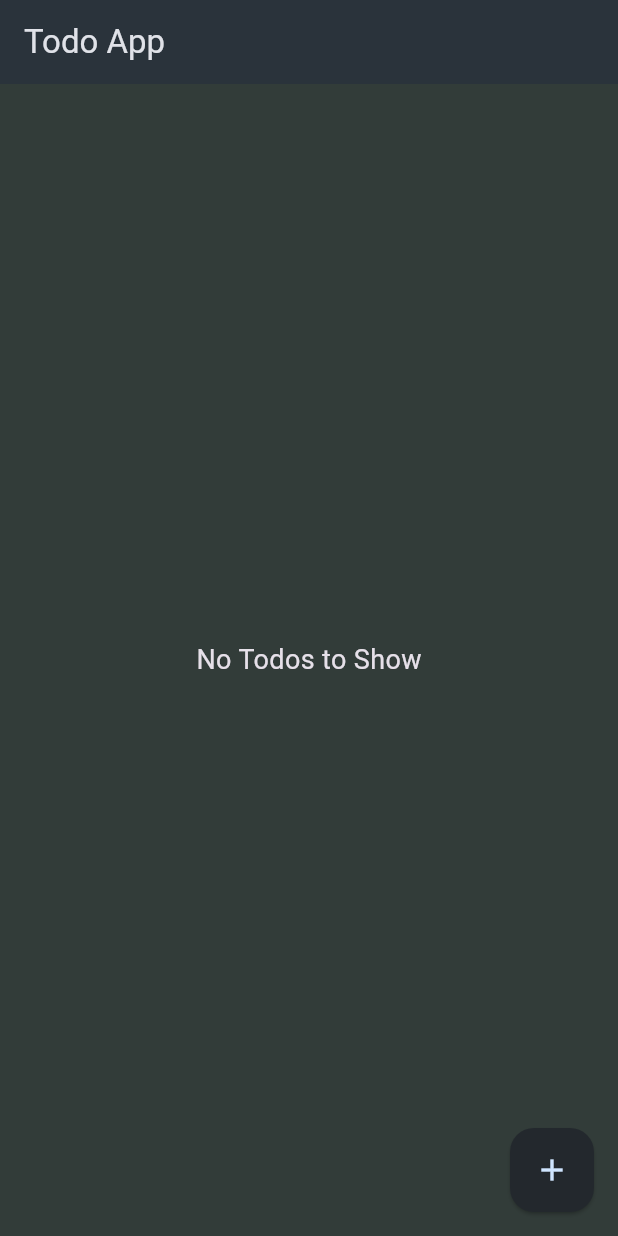
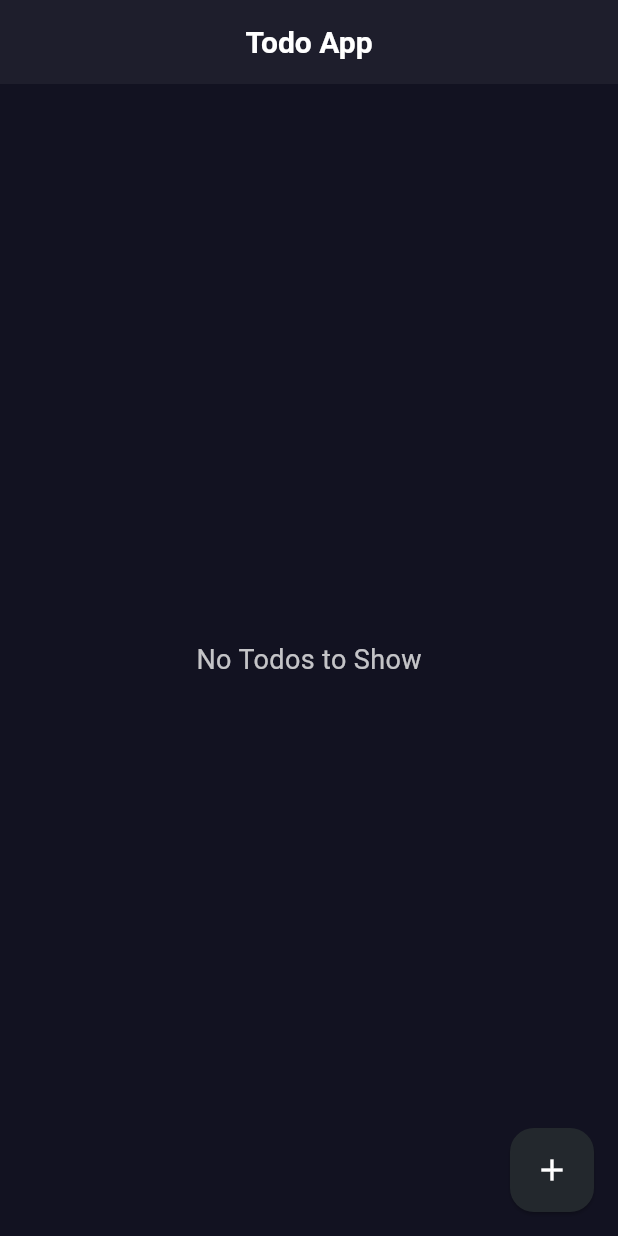
Before and after one commit to AtharvaParadkar/Todo-App, a Flutter app: the screen it shows after launch, on a phone screen of 412 x 824 dp. Run offline on Flutter 3.47's test engine with Material 3 defaults, Android fonts, the phone set to English and light mode, and no system bars.

```diff
--- a/lib/main.dart
+++ b/lib/main.dart
@@ -12,11 +12,73 @@ class MyApp extends StatelessWidget {
       debugShowCheckedModeBanner: false,
       theme: ThemeData.dark().copyWith(
         colorScheme: ColorScheme.fromSeed(
-          seedColor: const Color.fromARGB(255, 15, 149, 233),
+          seedColor:
+              const Color(0xFF6A5ACD), // Slate blue as the primary seed color
           brightness: Brightness.dark,
-          surface: const Color.fromARGB(255, 42, 51, 59),
+          primary: const Color(0xFF6A5ACD), // Slate blue
+          secondary: const Color(0xFF4B0082), // Indigo
+          surface: const Color(0xFF1E1E2C), // Deep dark blue-gray
+          error: const Color(0xFFCF6679), // Soft red for error states
         ),
-        scaffoldBackgroundColor: const Color.fromARGB(255, 50, 60, 57),
+        scaffoldBackgroundColor:
+            const Color(0xFF121221), // Matches background for cohesiveness
+        appBarTheme: const AppBarTheme(
+          backgroundColor: Color(0xFF1E1E2C),
+          elevation: 0,
+          centerTitle: true,
+          titleTextStyle: TextStyle(
+            color: Colors.white,
+            fontSize: 20,
+            fontWeight: FontWeight.w600,
+          ),
+        ),
+        textTheme: TextTheme(
+          bodyLarge: TextStyle(color: Colors.white.withOpacity(0.87)),
+          bodyMedium: TextStyle(color: Colors.white.withOpacity(0.75)),
+          titleLarge: const TextStyle(
+            color: Colors.white,
+            fontWeight: FontWeight.bold,
+          ),
+        ),
+        floatingActionButtonTheme: const FloatingActionButtonThemeData(
+          backgroundColor: Color(0xFF6A5ACD),
+          foregroundColor: Colors.white,
+        ),
+        cardTheme: CardTheme(
+          color: const Color(0xFF1E1E2C),
+          elevation: 4,
+          shape: RoundedRectangleBorder(
+            borderRadius: BorderRadius.circular(12),
+          ),
+        ),
+        elevatedButtonTheme: ElevatedButtonThemeData(
+          style: ElevatedButton.styleFrom(
+            backgroundColor: const Color(0xFF6A5ACD),
+            foregroundColor: Colors.white,
+            shape: RoundedRectangleBorder(
+              borderRadius: BorderRadius.circular(10),
+            ),
+          ),
+        ),
+        inputDecorationTheme: InputDecorationTheme(
+          filled: true,
+          fillColor: const Color(0xFF1E1E2C),
+          border: OutlineInputBorder(
+            borderRadius: BorderRadius.circular(12),
+            borderSide: BorderSide.none,
+          ),
+          enabledBorder: OutlineInputBorder(
+            borderRadius: BorderRadius.circular(12),
+            borderSide: BorderSide.none,
+          ),
+          focusedBorder: OutlineInputBorder(
+            borderRadius: BorderRadius.circular(12),
+            borderSide: const BorderSide(
+              color: Color(0xFF6A5ACD),
+              width: 2,
+            ),
+          ),
+        ),
       ),
       home: const TodoList(),
     );
```
